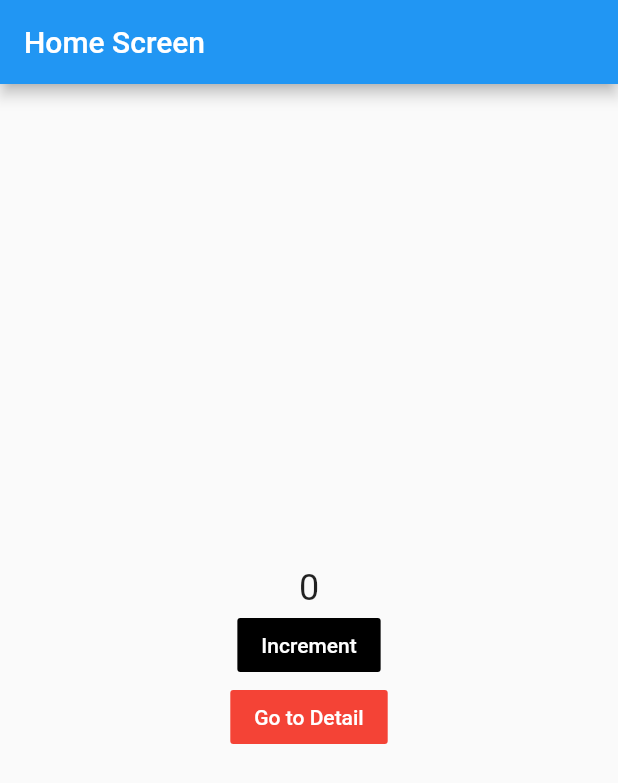
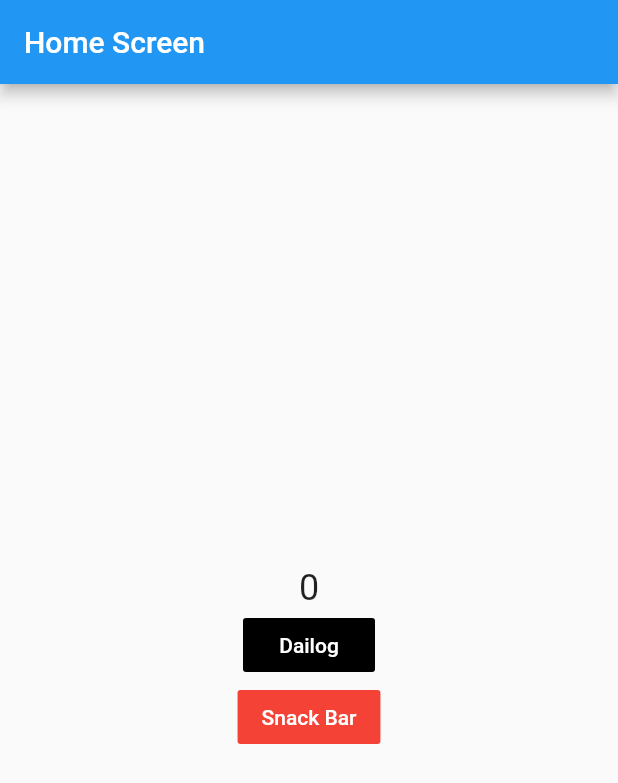
Before and after one commit to paedayz/Flutter_GETX_Basic, a Flutter app: the screen it shows after launch, on a phone screen of 412 x 824 dp. Shown: the top 783 px of the screen. Run offline on Flutter 3.47's test engine with Material 2 defaults, Android fonts, the phone set to English and light mode, and no system bars; our stand-ins replace get.

Commit message:
GetX dialog and snack bar

```diff
--- a/lib/pages/home/view/home.dart
+++ b/lib/pages/home/view/home.dart
@@ -24,21 +24,29 @@ class HomeScreen extends StatelessWidget {
             ),
             FlatButton(
               onPressed: () {
-                homeController.increment();
+                // homeController.increment();
+                Get.defaultDialog(
+                    title: "Getx Dialog", middleText: "Hello world");
               },
-              child: Text('Increment'),
+              child: Text('Dailog'),
               color: Colors.black,
               textColor: Colors.white,
             ),
             FlatButton(
               onPressed: () {
+                // Get.defaultDialog(title: "This is dialog");
+                Get.snackbar(
+                  "Title",
+                  "This is getx snackbar",
+                  snackPosition: SnackPosition.TOP,
+                );
                 // homeController.increment();
                 // print(apiService.fetchTextFromApi());
-                Get.toNamed('/detail');
+                // Get.toNamed('/detail');
                 // Get.to(DetailScreen());
                 // Get.off(DetailScreen());
               },
-              child: Text('Go to Detail'),
+              child: Text('Snack Bar'),
               color: Colors.red,
               textColor: Colors.white,
             )
```
